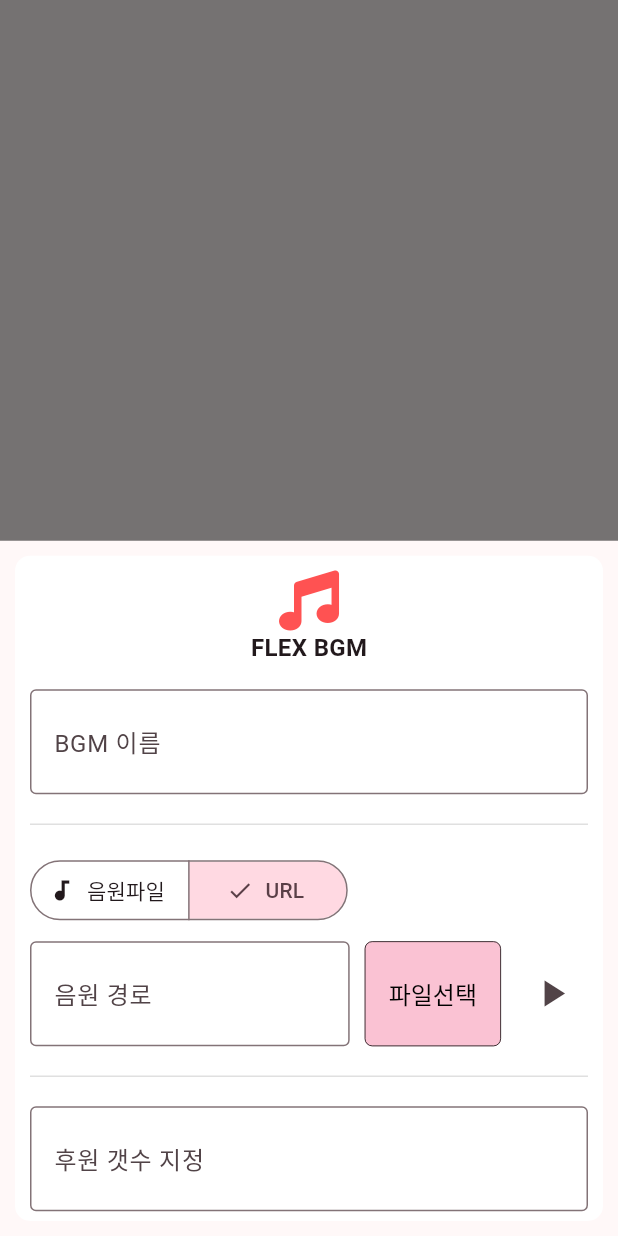
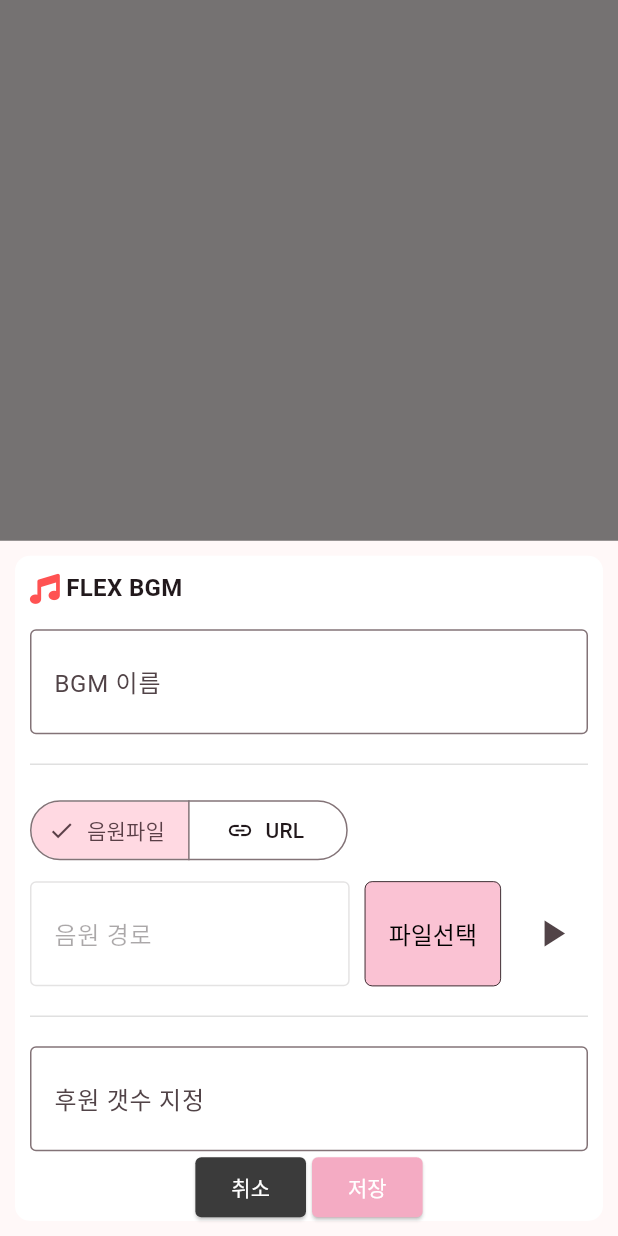
Before and after one commit to jeenoolim/flexbgm, a Flutter app: the BgmList screen opened directly, after a tap on the "add" icon, on a phone screen of 412 x 824 dp. Run offline on Flutter 3.47's test engine with Material 2 defaults, Android fonts, the phone set to English and light mode, and no system bars; our stand-ins replace cloud_firestore, dio, firebase_core, fluttertoast, font_awesome_flutter, get and 1 more; accounts and stored records are empty.

Commit message:
1차 마무리

```diff
--- a/lib/constants/AppPages.dart
+++ b/lib/constants/AppPages.dart
@@ -1,5 +1,4 @@
 import 'package:flextv_bgm_player/constants/AppRoutes.dart';
-import 'package:flextv_bgm_player/screens/Eidtor.dart';
 import 'package:flextv_bgm_player/screens/Home.dart';
 import 'package:flextv_bgm_player/screens/SignIn.dart';
 import 'package:flextv_bgm_player/screens/SignUp.dart';
@@ -11,9 +10,5 @@ class AppPages {
     GetPage(name: AppRoutes.home, page: () => const Home()),
     GetPage(name: AppRoutes.signin, page: () => const SignIn()),
     GetPage(name: AppRoutes.signup, page: () => const SignUp()),
-    GetPage(name: AppRoutes.editor, page: () => const Editor()),
-    // GetPage(name: AppRoutes.secret, page: () => const SecretPage()),
-    // GetPage(name: AppRoutes.upload, page: () => const UploadPage()),
-    // GetPage(name: AppRoutes.setting, page: () => const SettingPage()),
   ];
 }
--- a/lib/constants/AppRoutes.dart
+++ b/lib/constants/AppRoutes.dart
@@ -1,4 +1,3 @@
-import 'package:flextv_bgm_player/screens/Eidtor.dart';
 import 'package:flextv_bgm_player/screens/Home.dart';
 import 'package:flextv_bgm_player/screens/SignIn.dart';
 import 'package:flextv_bgm_player/screens/SignUp.dart';
@@ -7,7 +6,4 @@ class AppRoutes {
   static const home = Home.route; //메인페이지
   static const signin = SignIn.route; //로그인 페이지
   static const signup = SignUp.route; //회원가입 페이지
-  static const editor = Editor.route; //비밀 페이지
-  // static const upload = UploadPage.route; //비밀 업로드 페이지
-  // static const setting = SettingPage.route; //설정 페이지
 }
--- a/lib/controllers/AuthController.dart
+++ b/lib/controllers/AuthController.dart
@@ -12,7 +12,7 @@ class AuthController extends GetxController {
   final Rxn<User> _user = Rxn(); //유저 정보
   String? _token; //토큰 값
   final Dio dio = ApiService().instance;
-  Rxn<User> get user => _user; //user 정보 읽기
+  User? get user => _user.value; //user 정보 읽기
 
   //로그인
   signin(String id, String pw, bool isLoginInfoSave) async {
@@ -119,7 +119,7 @@ class AuthController extends GetxController {
     super.onInit();
     //splash 화면을 2초동안 보여줌
     Future.delayed(const Duration(seconds: 2), () {
-      // _autoLogin();
+      _autoLogin();
     });
     //유저 정보를 관찰하여 변경된 경우 실행
     ever(_user, _handleAuthChanged);
--- a/lib/controllers/BgmController.dart
+++ b/lib/controllers/BgmController.dart
@@ -1,27 +1,148 @@
+import 'dart:convert';
+
 import 'package:dio/dio.dart';
 import 'package:cloud_firestore/cloud_firestore.dart';
+import 'package:flextv_bgm_player/controllers/AuthController.dart';
 import 'package:flextv_bgm_player/model/Bgm.dart';
+import 'package:flextv_bgm_player/model/User.dart';
+import 'package:flextv_bgm_player/screens/Eidtor.dart';
+import 'package:flextv_bgm_player/utils/Util.dart';
 import 'package:flutter/material.dart';
+import 'package:fluttertoast/fluttertoast.dart';
 import 'package:get/get.dart';
+import 'package:uuid/uuid.dart';
+
+var uuid = const Uuid();
+
+enum SourceType {
+  file('file', '파일'),
+  url('url', '온라인');
+
+  final String value;
+  final String label;
+  const SourceType(this.value, this.label);
+}
+
+enum EditingStatus {
+  done('done', '완료', Icons.done),
+  regist('regist', '생성', Icons.add),
+  modify('modify', '편집', Icons.edit),
+  delete('delete', '삭제', Icons.delete);
+
+  final String value;
+  final String label;
+  final IconData icon;
+  const EditingStatus(this.value, this.label, this.icon);
+}
 
 class BgmController extends GetxController {
   FirebaseFirestore firestore = FirebaseFirestore.instance;
+  final Rxn<Bgm> _bgm = Rxn();
+  final RxList<Media> _items = RxList();
+  final Rx<EditingStatus> _status = EditingStatus.done.obs;
+  final Rx<SourceType> _sourctType = SourceType.file.obs;
+  final Rxn<String> _errorName = Rxn();
+  final Rxn<String> _errorSource = Rxn();
+
+  User? user = Get.find<AuthController>().user;
+  //이름
+  TextEditingController nameController = TextEditingController();
+
+  //소스
+  TextEditingController sourceController = TextEditingController();
+  //렉스
+  TextEditingController doneController = TextEditingController();
+
+  get bgm => _bgm;
+  set bgm(value) => _bgm(value);
+
+  get sourceTypes => SourceType.values.toList();
+
+  get sourceType => _sourctType.value;
+  set sourceType(value) => _sourctType(value);
+
+  get items => _items;
+  set items(value) => _items(value);
+
+  get status => _status.value;
+  set status(value) => _status(value);
+
+  get errorName => _errorName.value;
+  set errorName(value) => _errorName(value);
+
+  get errorSource => _errorSource.value;
+  set errorSource(value) => _errorSource(value);
+
   static BgmController get to => Get.find();
-  final RxList<Media> _items = RxList();
-  RxList<Media> get items => _items;
+
+  addItem() {
+    Get.bottomSheet(const Editor());
+    _status(EditingStatus.regist);
+  }
+
+  deleteItem(Media item) {
+    _status(EditingStatus.delete);
+  }
+
+  editItem(Media item) {
+    nameController.text = item.name;
+    sourceController.text = item.source;
+    doneController.text = item.done;
+    sourceType = item.type;
+    Get.bottomSheet(const Editor());
+    _status(EditingStatus.modify);
+  }
+
+  createItem() {
+    if (nameController.text.isEmpty) {
+      errorName = '브금 이름을 지정 해주세요';
+      throw Exception(errorName.value);
+    }
+    if (sourceController.text.isEmpty) {
+      errorSource = '브금 경로를 설정 해주세요.';
+      throw Exception(errorSource.value);
+    }
+    return Media(
+        id: uuid.v4(),
+        name: nameController.text,
+        type: sourceType.value,
+        source: sourceController.text,
+        done: doneController.text);
+  }
+
+  resetItem() {
+    nameController.text = '';
+    sourceController.text = '';
+    doneController.text = '';
+    sourceType = SourceType.file;
+  }
+
+  saveItem() async {
+    try {
+      Media? item = createItem();
+      bgm.value.playlist.add(item);
+      debugPrint('${bgm.value.toMap()}');
+      Get.back();
+    } on DioException catch (error) {
+      Util.toast(error.message.toString());
+    }
+    // await firestore.collection('bgm').doc('11222').set(bgm.value.toMap());
+  }
 
   load() async {
     try {
       DocumentSnapshot<Map<String, dynamic>> response = await firestore
           .collection('bgm')
-          // .doc(user.value?.id.toString())
-          .doc('17483')
+          .doc(user?.id.toString())
+          // .doc('17483')
           .get();
 
       dynamic data = response.data();
-      debugPrint('${SourceType.values.map((e) => e.label).toList()}');
-      data = data == null ? [] : Bgm.fromMap(data).playlist;
-      _items(data);
+      data = data == null
+          ? Bgm(loginId: user?.loginId, playlist: [])
+          : Bgm.fromMap(data);
+      bgm = data;
+      items = data.playlist;
     } on DioException catch (e) {
       debugPrint('e: ${e.message}');
     }
--- a/lib/controllers/EditorController.dart
+++ /dev/null
@@ -1,49 +0,0 @@
-import 'package:flextv_bgm_player/model/Bgm.dart';
-import 'package:flextv_bgm_player/screens/Eidtor.dart';
-import 'package:flutter/material.dart';
-import 'package:get/get.dart';
-
-// enum EditorMode {
-//   done('done', '완료'),
-//   regist('regist', '등록'),
-//   edit('edit', '편집'),
-//   delete('delete', '삭제');
-
-//   final String value;
-//   final String label;
-//   const EditorMode(this.value, this.label);
-// }
-
-// enum EditingStatus { done, regist, modify, delete }
-
-enum EditingStatus {
-  done('done', '완료', Icons.done),
-  regist('delete', '삭제', Icons.add),
-  modify('modify', '편집', Icons.edit),
-  delete('delete', '삭제', Icons.delete);
-
-  final String value;
-  final String label;
-  final IconData icon;
-  const EditingStatus(this.value, this.label, this.icon);
-}
-
-class EditorController extends GetxController {
-  static EditorController get to => Get.find();
-  final Rx<EditingStatus> _status = EditingStatus.done.obs;
-  Rx<EditingStatus> get status => _status;
-
-  TextEditingController nameController =
-      TextEditingController(); //id 텍스트 필드 컨트롤러
-  TextEditingController sourceController =
-      TextEditingController(); //패스워드 텍스트 필트 컨트롤러
-
-  List<SourceType> sourceTypes = SourceType.values.toList();
-
-  updateStatus(EditingStatus status) {
-    if (status == EditingStatus.modify || status == EditingStatus.regist) {
-      Get.bottomSheet(const Editor());
-    }
-    _status(status);
-  }
-}
--- a/lib/main.dart
+++ b/lib/main.dart
@@ -3,7 +3,6 @@ import 'package:flextv_bgm_player/constants/AppPages.dart';
 import 'package:flextv_bgm_player/constants/AppRoutes.dart';
 import 'package:flextv_bgm_player/controllers/AuthController.dart';
 import 'package:flextv_bgm_player/controllers/BgmController.dart';
-import 'package:flextv_bgm_player/controllers/EditorController.dart';
 import 'package:flextv_bgm_player/controllers/SigninController.dart';
 import 'package:flextv_bgm_player/firebase_options.dart';
 import 'package:flutter/material.dart';
@@ -32,12 +31,11 @@ class MyApp extends StatelessWidget {
       debugShowCheckedModeBanner: false,
       initialBinding: BindingsBuilder(() {
         Get.put(AuthController());
+        Get.put(BgmController());
         Get.lazyPut(() => SigninController(), fenix: true);
-        Get.lazyPut(() => BgmController(), fenix: true);
-        Get.lazyPut(() => EditorController(), fenix: true);
       }),
       getPages: AppPages.pages,
-      initialRoute: AppRoutes.home,
+      initialRoute: AppRoutes.signin,
     );
   }
 }
--- a/lib/model/Bgm.dart
+++ b/lib/model/Bgm.dart
@@ -1,50 +1,68 @@
+import 'dart:convert';
+
 class Bgm {
-  final String loginId;
-  final String createdAt;
+  final String? loginId;
   final List<Media> playlist;
   Bgm({
     required this.loginId,
-    required this.createdAt,
     required this.playlist,
   });
 
   factory Bgm.fromMap(Map<String, dynamic> map) {
-    return Bgm(
+    Bgm bgm = Bgm(
       loginId: map['loginId'] as String,
-      createdAt: map['createdAt'] as String,
       playlist: List<Media>.from(
         (map['playlist'] as List<dynamic>).map<Media>(
           (x) => Media.fromMap(x as Map<String, dynamic>),
         ),
       ),
     );
+    return bgm;
   }
-}
 
-enum SourceType {
-  file('file', '파일'),
-  url('url', '온라인');
+  Map<String, dynamic> toMap() {
+    return <String, dynamic>{
+      'playlist': playlist.map((x) => x.toMap()).toList(),
+      'loginId': loginId,
+    };
+  }
 
-  final String value;
-  final String label;
-  const SourceType(this.value, this.label);
+  String toJson() => json.encode(toMap());
+
+  factory Bgm.fromJson(String source) =>
+      Bgm.fromMap(json.decode(source) as Map<String, dynamic>);
 }
 
 class Media {
-  final SourceType type;
+  final String id;
+  final String type;
   final String source;
   final String name;
-  Media({
-    required this.name,
-    required this.type,
-    required this.source,
-  });
+  final String done;
+  Media(
+      {required this.id,
+      required this.name,
+      required this.type,
+      required this.source,
+      required this.done});
 
   factory Media.fromMap(Map<String, dynamic> map) {
     return Media(
+        id: map['id'] as String,
         name: map['name'] as String,
         source: map['source'] as String,
-        type: SourceType.values.firstWhere((e) => e.value == map['type']));
+        done: map['done'] as String,
+        type: map['type'] as String);
+  }
+
+  Map<String, dynamic> toMap() {
+    return <String, dynamic>{
+      'id': id,
+      'name': name,
+      'source': source,
+      'done': done,
+      'type': type,
+    };
   }
 
   get value => null;
--- a/lib/screens/Eidtor.dart
+++ b/lib/screens/Eidtor.dart
@@ -1,13 +1,12 @@
-import 'package:flextv_bgm_player/controllers/EditorController.dart';
-import 'package:flextv_bgm_player/model/Bgm.dart';
+import 'package:flextv_bgm_player/controllers/BgmController.dart';
 import 'package:flextv_bgm_player/widget/AppLogo.dart';
 import 'package:flextv_bgm_player/widget/TextInput.dart';
 import 'package:flutter/material.dart';
 import 'package:get/get.dart';
 
-class Editor extends GetView<EditorController> {
-  const Editor({super.key, Media? item});
-  static const route = '/editor';
+class Editor extends GetView<BgmController> {
+  const Editor({super.key});
+  // static const route = '/editor';
 
   @override
   Widget build(BuildContext context) {
@@ -18,7 +17,8 @@ class Editor extends GetView<EditorController> {
         margin: const EdgeInsets.symmetric(horizontal: 10, vertical: 10),
         decoration: BoxDecoration(
             color: Colors.white, borderRadius: BorderRadius.circular(10)),
-      child: Column(
+        child: Obx(
+          () => Column(
             mainAxisAlignment: MainAxisAlignment.start,
             mainAxisSize: MainAxisSize.max,
             children: [
@@ -29,7 +29,7 @@ class Editor extends GetView<EditorController> {
                   child: TextInput(
                       hintText: 'BGM 이름',
                       controller: controller.nameController,
-              )),
+                      error: controller.errorName)),
               const Divider(
                 height: 40,
                 color: Colors.black12,
@@ -46,10 +46,11 @@ class Editor extends GetView<EditorController> {
                         label: Text('URL'),
                         icon: Icon(Icons.link))
                   ],
-                selected: const <SourceType>{
-                  SourceType.url
+                  selected: <SourceType>{controller.sourceType},
+                  onSelectionChanged: (Set<SourceType> newSelection) {
+                    controller.sourceType = newSelection.first;
                   },
-                onSelectionChanged: (Set<SourceType> newSelection) {}),
+                ),
               ]),
               const SizedBox(height: 10),
               SizedBox(
@@ -59,13 +60,15 @@ class Editor extends GetView<EditorController> {
                   children: [
                     Expanded(
                         child: TextInput(
+                      enabled: controller.sourceType == SourceType.url,
                       hintText: '음원 경로',
-                    controller: controller.nameController,
+                      controller: controller.sourceController,
                     )),
                     const SizedBox(width: 10),
                     SizedBox(
                         height: double.infinity,
-                      child: TextButton(
+                        child: controller.sourceType == SourceType.file
+                            ? TextButton(
                                 style: TextButton.styleFrom(
                                   shape: RoundedRectangleBorder(
                                     side: const BorderSide(
@@ -81,9 +84,10 @@ class Editor extends GetView<EditorController> {
                                   textStyle: const TextStyle(fontSize: 20),
                                 ),
                                 onPressed: () {},
-                        child:
-                            const Text('파일선택', style: TextStyle(fontSize: 16)),
-                      )),
+                                child: const Text('파일선택',
+                                    style: TextStyle(fontSize: 16)),
+                              )
+                            : null),
                     const SizedBox(width: 10),
                     SizedBox(
                       height: double.infinity,
@@ -93,8 +97,10 @@ class Editor extends GetView<EditorController> {
                           //
                         },
                         icon: const Icon(Icons.play_arrow),
-                      )),
-                ]),
+                      ),
+                    ),
+                  ],
+                ),
               ),
               const Divider(
                 height: 40,
@@ -104,35 +110,50 @@ class Editor extends GetView<EditorController> {
                 height: 70,
                 child: TextInput(
                   hintText: '후원 갯수 지정',
-                controller: controller.nameController,
-              )),
+                  controller: controller.doneController,
+                ),
+              ),
               Expanded(
-              // mainAxisAlignment: MainAxisAlignment.spaceBetween,
                 child: Column(
                   mainAxisAlignment: MainAxisAlignment.end,
                   children: [
-              TextButton(
-                style: TextButton.styleFrom(
+                    Row(
+                      mainAxisAlignment: MainAxisAlignment.center,
+                      children: [
+                        ElevatedButton(
+                          style: ElevatedButton.styleFrom(
                               shape: RoundedRectangleBorder(
-                    side: const BorderSide(
-                      color: Colors.black, // your color here
-                      width: 0.5,
+                                  borderRadius: BorderRadius.circular(4)),
+                              foregroundColor: Colors.grey,
+                              backgroundColor:
+                                  const Color.fromARGB(255, 59, 59, 59),
+                              textStyle: const TextStyle(fontSize: 14)),
+                          onPressed: () => Get.back(),
+                          child: const Text('취소',
+                              style: TextStyle(color: Colors.white)),
                         ),
-                    borderRadius: BorderRadius.circular(5),
+                        const SizedBox(width: 4),
+                        ElevatedButton(
+                          style: ElevatedButton.styleFrom(
+                              shape: RoundedRectangleBorder(
+                                  borderRadius: BorderRadius.circular(4)),
+                              foregroundColor: Colors.black,
+                              backgroundColor:
+                                  const Color.fromARGB(255, 244, 171, 195),
+                              textStyle: const TextStyle(fontSize: 14)),
+                          onPressed: () => controller.saveItem(),
+                          child: const Text('저장',
+                              style: TextStyle(color: Colors.white)),
                         ),
-                  foregroundColor: Colors.black,
-                  backgroundColor: const Color.fromARGB(230, 250, 187, 206),
-                  padding: const EdgeInsets.all(30.0),
-                  textStyle: const TextStyle(
-                      fontSize: 20, fontWeight: FontWeight.bold),
-                ),
-                onPressed: () {},
-                child: const Text('저장', style: TextStyle(fontSize: 16)),
+                      ],
                     )
                   ],
-          ))
+                ),
+              )
             ],
           ),
-    ));
+        ),
+      ),
+    );
   }
 }
--- a/lib/widget/AppLogo.dart
+++ b/lib/widget/AppLogo.dart
@@ -6,13 +6,14 @@ class AppLogo extends StatelessWidget {
 
   @override
   Widget build(BuildContext context) {
-    return const Column(
+    return const Row(
       children: [
         Icon(
-          size: 40,
+          size: 20,
           color: Colors.redAccent,
           FontAwesomeIcons.music,
         ),
+        SizedBox(width: 4),
         Text(
           style: TextStyle(
             fontSize: 16,
--- a/lib/widget/TextInput.dart
+++ b/lib/widget/TextInput.dart
@@ -4,22 +4,31 @@ class TextInput extends StatelessWidget {
   const TextInput(
       {super.key,
       this.maxLines,
+      this.enabled,
+      this.error,
+      this.label,
       required this.hintText,
       required this.controller});
 
   final int? maxLines; //최대 라인 수
   final String hintText; //힌트 텍스트
   final TextEditingController controller; //컨트롤러
+  final String? error;
+  final String? label;
+  final bool? enabled;
 
   @override
   Widget build(BuildContext context) {
     return TextField(
+      enabled: enabled ?? true,
       controller: controller,
       expands: true,
       minLines: null,
       maxLines: null,
       cursorColor: Colors.redAccent,
       decoration: InputDecoration(
+        labelText: label,
+        errorText: error,
         focusedBorder: const OutlineInputBorder(
           borderSide: BorderSide(
             color: Colors.redAccent,
--- a/lib/widget/bgm/BgmList.dart
+++ b/lib/widget/bgm/BgmList.dart
@@ -1,5 +1,4 @@
 import 'package:flextv_bgm_player/controllers/BgmController.dart';
-import 'package:flextv_bgm_player/controllers/EditorController.dart';
 import 'package:flextv_bgm_player/model/Bgm.dart';
 import 'package:flextv_bgm_player/widget/bgm/BgmItem.dart';
 import 'package:flutter/material.dart';
@@ -25,8 +24,7 @@ class BgmList extends GetView<BgmController> {
                   const Divider(),
             )),
         floatingActionButton: FloatingActionButton(
-          onPressed: () =>
-              Get.find<EditorController>().updateStatus(EditingStatus.regist),
+          onPressed: () => Get.find<BgmController>().addItem(),
           child: const Icon(Icons.add),
         ));
   }
```
Also changed, not shown: lib/screens/SignIn.dart (+13 -5 lines), lib/utils/Util.dart (added, +16 -0 lines), lib/widget/bgm/BgmItem.dart (+8 -4 lines). Lines whose indentation alone changed are shown as unchanged.
